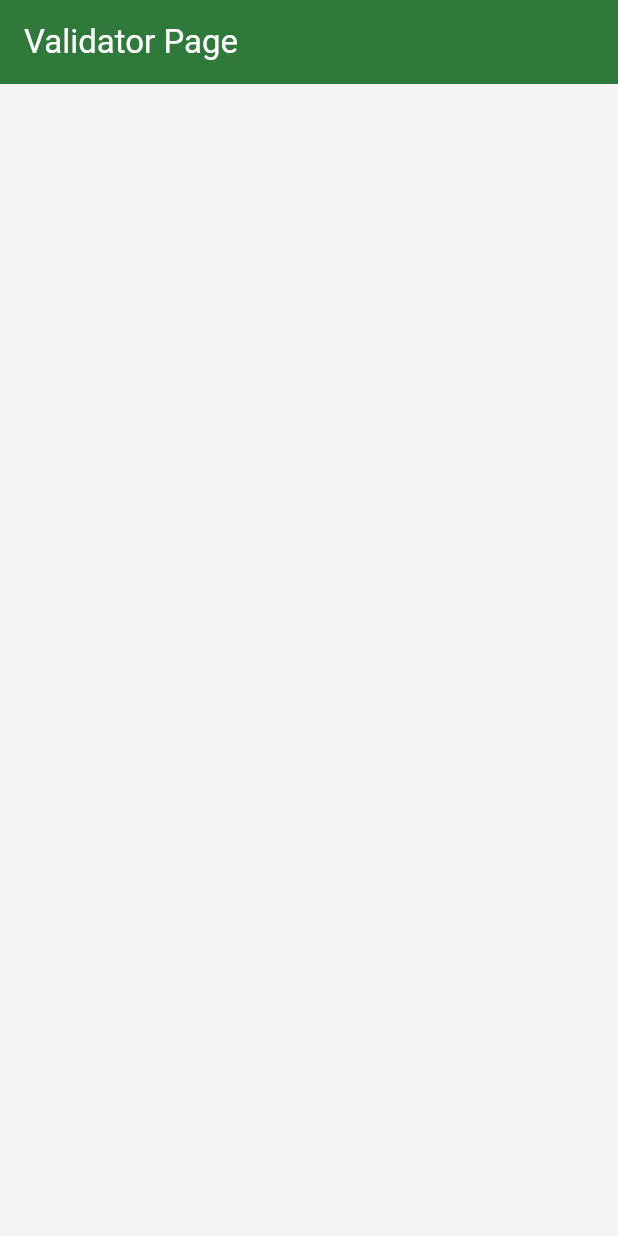
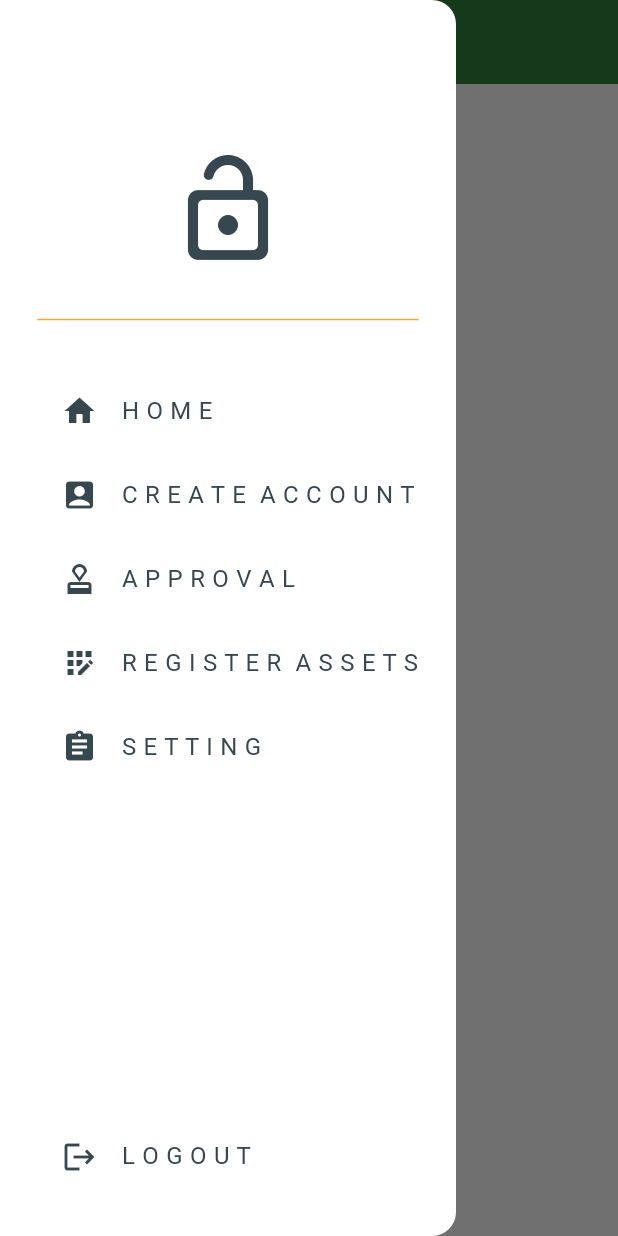
Before and after one commit to Dani-abera/AssetRegistrationandValuation, a Flutter app: the ValidatorPage screen opened directly, with the side drawer open (before the commit the screen has no drawer), on a phone screen of 412 x 824 dp. Run offline on Flutter 3.47's test engine with Material 3 defaults, Android fonts, the phone set to English and light mode, and no system bars; our stand-ins replace cloud_firestore, firebase_auth, firebase_core; missing offline and left inert: mailer; accounts and stored records are empty; network calls fail.

Commit message:
Fixing Validator Login Problem and Validator Page With Drawer

```diff
--- /dev/null
+++ b/lib/components/my_drawer_validator.dart
@@ -0,0 +1,106 @@
+import 'package:firebase_auth/firebase_auth.dart';
+import 'package:flutter/material.dart';
+import 'package:land_house_verify/pages/registration_page.dart';
+import 'package:land_house_verify/pages/setting_page.dart';
+import '../pages/admin_validator_approval_page.dart';
+import '../pages/register_asset_page.dart';
+import '../services/login_or_register.dart';
+import 'my_drawer_tile.dart';
+
+class MyDrawerValidator extends StatelessWidget {
+  const MyDrawerValidator({super.key});
+
+  @override
+  Widget build(BuildContext context) {
+    return Drawer(
+      backgroundColor: Theme.of(context).colorScheme.background,
+      child: Column(
+        children: [
+          Padding(
+            padding: const EdgeInsets.only(top: 100.0),
+            child: Icon(
+              Icons.lock_open_rounded,
+              size: 80,
+              color: Theme.of(context).colorScheme.inversePrimary,
+            ),
+          ),
+          Padding(
+            padding: const EdgeInsets.all(25.0),
+            child: Divider(
+              color: Theme.of(context).colorScheme.secondary,
+            ),
+          ),
+          MyDrawerTile(
+            text: 'H O M E',
+            icon: Icons.home,
+            onTap: () => Navigator.pop(context),
+          ),
+          MyDrawerTile(
+            text: 'C R E A T E  A C C O U N T ',
+            icon: Icons.account_box,
+            onTap: () {
+              Navigator.push(
+                context,
+                MaterialPageRoute(
+                  builder: (context) => RegisterPage(onTap: () {}),
+                ),
+              );
+            },
+          ),
+          MyDrawerTile(
+            text: 'A P P R O V A L',
+            icon: Icons.approval,
+            onTap: () {
+              Navigator.push(
+                context,
+                MaterialPageRoute(
+                  builder: (context) => AdminValidatorApproval(),
+                ),
+              );
+            },
+          ),
+          MyDrawerTile(
+            text: 'R E G I S T E R  A S S E T S',
+            icon: Icons.app_registration_sharp,
+            onTap: () {
+              Navigator.push(
+                context,
+                MaterialPageRoute(
+                  builder: (context) => RegisterAssetPage(),
+                ),
+              );
+            },
+          ),
+          MyDrawerTile(
+            text: 'S E T T I N G',
+            icon: Icons.assignment,
+            onTap: () {
+              Navigator.push(
+                context,
+                MaterialPageRoute(
+                  builder: (context) => SettingPage(),
+                ),
+              );
+            },
+          ),
+          const Spacer(),
+          MyDrawerTile(
+            text: 'L O G O U T',
+            icon: Icons.logout,
+            onTap: () async {
+              await FirebaseAuth.instance.signOut();
+              // Navigate to the login or home screen after signing out
+              Navigator.of(context).pushAndRemoveUntil(
+                MaterialPageRoute(builder: (context) => LoginOrRegister()),
+                (route) => false, // Remove all previous routes
+              );
+            },
+          ),
+          SizedBox(
+            height: 25,
+          )
+        ],
+      ),
+    );
+  }
+}
--- a/lib/pages/login_page.dart
+++ b/lib/pages/login_page.dart
@@ -46,7 +46,7 @@ class _LoginPageState extends State<LoginPage> {
           builder: (_) => const AdminPage(),
         ),
       );
-    } else if (result == 'Validator') {
+    } else if (result == 'validator') {
       Navigator.pushReplacement(
         context,
         MaterialPageRoute(
--- a/lib/pages/validator_page.dart
+++ b/lib/pages/validator_page.dart
@@ -1,4 +1,5 @@
 import 'package:flutter/material.dart';
+import 'package:land_house_verify/components/my_drawer_validator.dart';
 
 class ValidatorPage extends StatefulWidget {
   const ValidatorPage({super.key});
@@ -11,6 +12,7 @@ class _ValidatorPageState extends State<ValidatorPage> {
   @override
   Widget build(BuildContext context) {
     return Scaffold(
+      drawer: MyDrawerValidator(),
       appBar: AppBar(
         title: Text('Validator Page'),
       ),
```
Also changed, not shown: lib/pages/registration_page.dart (+2 -6 lines).
